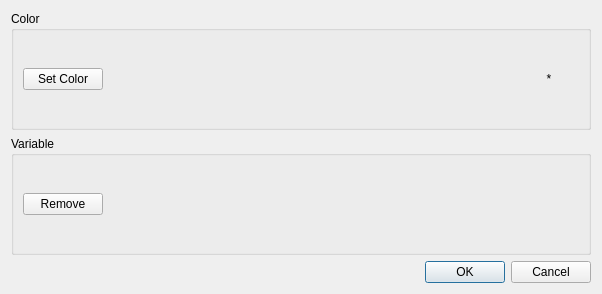
This is NetworkViewer/plugins/ScopeView/ScopeVariableConfig.ui in glocklueng/openecosys as Qt 5 draws it before an edit. The edited form follows.
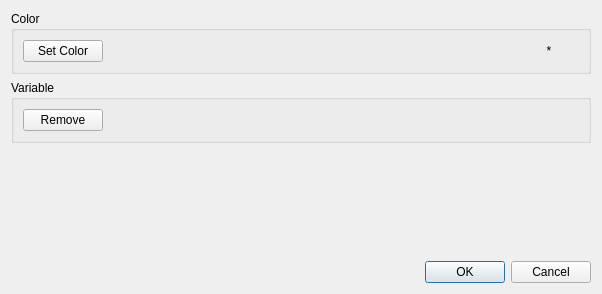
This is the edited form.

Commit message: fixed build for Win32. Separate ScopeView library from base library.

The edit to the form file:
```diff
--- a/NetworkViewer/plugins/ScopeView/ScopeVariableConfig.ui
+++ b/NetworkViewer/plugins/ScopeView/ScopeVariableConfig.ui
@@ -94,6 +94,19 @@
      </layout>
     </widget>
    </item>
+   <item>
+    <spacer name="verticalSpacer">
+     <property name="orientation">
+      <enum>Qt::Vertical</enum>
+     </property>
+     <property name="sizeHint" stdset="0">
+      <size>
+       <width>20</width>
+       <height>40</height>
+      </size>
+     </property>
+    </spacer>
+   </item>
    <item>
     <widget class="QDialogButtonBox" name="buttonBox">
      <property name="orientation">
```
The commit also changes 9 other files.
